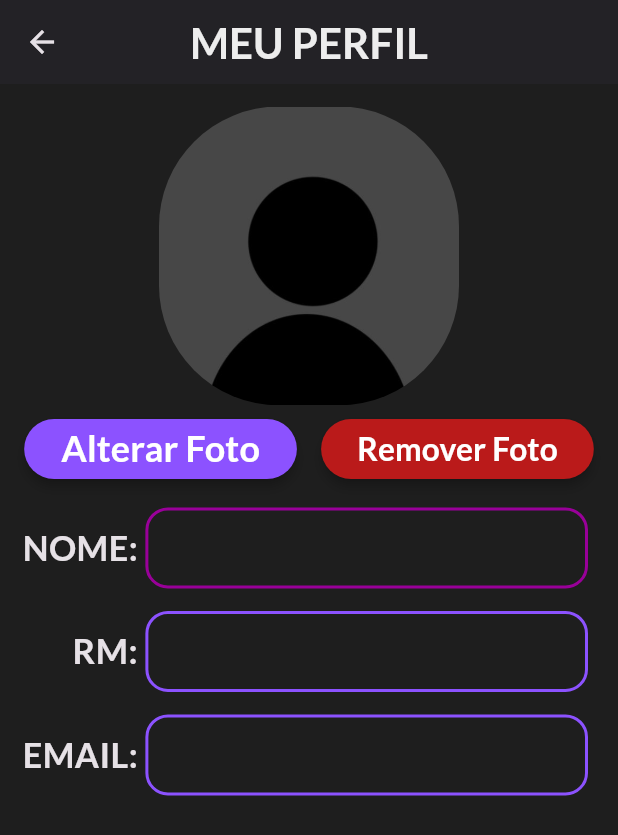
After one commit to andre-alves77/olimtec_tcc, a Flutter app: the PerfilPage screen opened directly, on a phone screen of 412 x 824 dp. The commit adds this screen. Shown: the top 835 px of the screen. Run offline on Flutter 3.47's test engine with Material 2 defaults, Android fonts, the phone set to English and light mode, and no system bars; our stand-ins replace carousel_slider.

Commit message:
Added Perfil Page

```diff
--- a/lib/app/app.dart
+++ b/lib/app/app.dart
@@ -4,6 +4,7 @@ import 'package:olimtec_tcc/app/pages/aovivo_page.dart';
 import 'package:olimtec_tcc/app/pages/equipe_page.dart';
 import 'package:olimtec_tcc/app/pages/landing_page/landing_page.dart';
 import 'pages/home_page.dart';
+import 'pages/perfil_page.dart';
 import 'theme/color_schemes.g.dart';
 
 class App extends StatelessWidget {
@@ -23,8 +24,8 @@ class App extends StatelessWidget {
         colorScheme: darkColorScheme,
         fontFamily: 'Lato',
       ),
-      themeMode: ThemeMode.system,
-      home: MainEquipe(),
+      themeMode: ThemeMode.dark,
+      home: HomePage(),
     );
   }
 }
--- /dev/null
+++ b/lib/app/pages/perfil_page.dart
@@ -0,0 +1,315 @@
+import 'dart:math';
+
+import 'package:flutter/material.dart';
+
+class PerfilPage extends StatefulWidget {
+  const PerfilPage({super.key});
+
+  @override
+  State<PerfilPage> createState() => _PerfilPageState();
+}
+
+class _PerfilPageState extends State<PerfilPage> {
+  @override
+  Widget build(BuildContext context) {
+    final sizeWidth = min(MediaQuery.of(context).size.width, 400).toDouble();
+
+    return Scaffold(
+      backgroundColor: Theme.of(context).colorScheme.background,
+      appBar: AppBar(
+        backgroundColor: Theme.of(context).colorScheme.primaryContainer,
+        title: Text(
+          "MEU PERFIL",
+          style: TextStyle(
+            fontFamily: 'Lato',
+            color: Theme.of(context).colorScheme.onPrimaryContainer,
+            fontSize: 28,
+            fontWeight: FontWeight.bold,
+          ),
+        ),
+        centerTitle: true,
+        elevation: 2,
+      ),
+      body: SafeArea(
+        top: true,
+        child: Padding(
+          padding: const EdgeInsetsDirectional.fromSTEB(0, 15, 0, 15),
+          child: Column(
+            mainAxisSize: MainAxisSize.max,
+            mainAxisAlignment: MainAxisAlignment.start,
+            children: [
+              Row(
+                mainAxisSize: MainAxisSize.max,
+                mainAxisAlignment: MainAxisAlignment.center,
+                children: [
+                  ClipRRect(
+                    borderRadius: BorderRadius.circular(80),
+                    child: Image.asset(
+                      'assets/images/LOGO_USUARIO.png',
+                      width: sizeWidth / 2,
+                      fit: BoxFit.cover,
+                    ),
+                  ),
+                ],
+              ),
+              Padding(
+                padding: EdgeInsetsDirectional.fromSTEB(0, 5, 0, 0),
+                child: Row(
+                  mainAxisSize: MainAxisSize.max,
+                  mainAxisAlignment: MainAxisAlignment.spaceEvenly,
+                  children: [
+                    SizedBox(
+                      width: sizeWidth / 2.2,
+                      child: ElevatedButton(
+                        style: ElevatedButton.styleFrom(
+                          elevation: 3,
+                          backgroundColor: Theme.of(context).colorScheme.primary,
+                        ),
+                        onPressed: () {},
+                        child: const FittedBox(
+                          child: Text(
+                            "Alterar Foto",
+                            style: TextStyle(
+                              fontFamily: 'Lato',
+                              color: Colors.white,
+                              fontSize: 24,
+                              fontWeight: FontWeight.bold,
+                            ),
+                          ),
+                        ),
+                      ),
+                    ),
+                    SizedBox(
+                      width: sizeWidth / 2.2,
+                      child: ElevatedButton(
+                        style: ElevatedButton.styleFrom(
+                          elevation: 3,
+                          backgroundColor: Theme.of(context).colorScheme.error,
+                        ),
+                        onPressed: () {},
+                        child: const FittedBox(
+                          child: Text(
+                            "Remover Foto",
+                            style: TextStyle(
+                              fontFamily: 'Lato',
+                              color: Colors.white,
+                              fontSize: 24,
+                              fontWeight: FontWeight.bold,
+                            ),
+                          ),
+                        ),
+                      ),
+                    ),
+                  ],
+                ),
+              ),
+              Column(
+                      mainAxisSize: MainAxisSize.max,
+                      children: [
+                        Padding(
+                          padding: const EdgeInsetsDirectional.fromSTEB(15, 15, 15, 0),
+                          child: Row(
+                            mainAxisSize: MainAxisSize.max,
+                            mainAxisAlignment: MainAxisAlignment.center,
+                            children: [
+                              Container(
+                                width: sizeWidth / 5.2,
+                                child: const FittedBox(
+                                  child: Text(
+                                    'NOME:',
+                                    style: TextStyle(
+                                      fontFamily: 'Lato',
+                                      fontSize:20,
+                                      fontWeight: FontWeight.bold,
+                                    ),
+                                  ),
+                                ),
+                              ),
+                              Expanded(
+                                child: Padding(
+                                  padding: EdgeInsetsDirectional.fromSTEB(5, 0, 5, 0),
+                                child: Container(
+                                  width: sizeWidth / 2,
+                                  child: TextFormField(
+                                    autofocus: true,
+                                    readOnly: true,
+                                    decoration: InputDecoration(
+                                      isDense: true,
+                                      labelStyle: TextStyle(
+                                        fontFamily: 'Lato',
+                                        color: Theme.of(context).colorScheme.onPrimaryContainer,
+                                        fontSize: 16,
+                                      ),
+                                      hintStyle: TextStyle(
+                                        fontFamily: 'Lato',
+                                        color: Theme.of(context).colorScheme.onPrimaryContainer,
+                                        fontSize: 16,
+                                      ),
+                                      enabledBorder: OutlineInputBorder(
+                                        borderSide: BorderSide(
+                                          color: Theme.of(context).colorScheme.primary,
+                                          width: 2,
+                                        ),
+                                        borderRadius: BorderRadius.circular(15),
+                                      ),
+                                      focusedBorder: OutlineInputBorder(
+                                        borderSide: BorderSide(
+                                          color: Theme.of(context).colorScheme.secondary,
+                                          width: 2,
+                                        ),
+                                        borderRadius: BorderRadius.circular(15),
+                                      ),
+                                      contentPadding: EdgeInsetsDirectional.fromSTEB(15, 15, 15, 15),
+                                    ),
+                                    style: TextStyle(
+                                      fontFamily: 'Lato',
+                                      fontSize: 16,
+                                    ),
+                                  ),
+                                ),
+                                ),
+                              ),
+                            ],
+                          ),
+                        ),
+                        Padding(
+                          padding: const EdgeInsetsDirectional.fromSTEB(15, 15, 15, 0),
+                          child: Row(
+                            mainAxisSize: MainAxisSize.max,
+                            mainAxisAlignment: MainAxisAlignment.center,
+                            children: [
+                              Container(
+                                width: sizeWidth / 5.2,
+                                child: const FittedBox(
+                                  child: Text(
+                                    '       RM:',
+                                    style: TextStyle(
+                                      fontFamily: 'Lato',
+                                      fontSize:20,
+                                      fontWeight: FontWeight.bold,
+                                    ),
+                                  ),
+                                ),
+                              ),
+                              Expanded(
+                                child: Padding(
+                                  padding: EdgeInsetsDirectional.fromSTEB(5, 0, 5, 0),
+                                child: Container(
+                                  width: sizeWidth / 2,
+                                  child: TextFormField(
+                                    autofocus: true,
+                                    readOnly: true,
+                                    decoration: InputDecoration(
+                                      isDense: true,
+                                      labelStyle: TextStyle(
+                                        fontFamily: 'Lato',
+                                        color: Theme.of(context).colorScheme.onPrimaryContainer,
+                                        fontSize: 16,
+                                      ),
+                                      hintStyle: TextStyle(
+                                        fontFamily: 'Lato',
+                                        color: Theme.of(context).colorScheme.onPrimaryContainer,
+                                        fontSize: 16,
+                                      ),
+                                      enabledBorder: OutlineInputBorder(
+                                        borderSide: BorderSide(
+                                          color: Theme.of(context).colorScheme.primary,
+                                          width: 2,
+                                        ),
+                                        borderRadius: BorderRadius.circular(15),
+                                      ),
+                                      focusedBorder: OutlineInputBorder(
+                                        borderSide: BorderSide(
+                                          color: Theme.of(context).colorScheme.secondary,
+                                          width: 2,
+                                        ),
+                                        borderRadius: BorderRadius.circular(15),
+                                      ),
+                                      contentPadding: EdgeInsetsDirectional.fromSTEB(15, 15, 15, 15),
+                                    ),
+                                    style: TextStyle(
+                                      fontFamily: 'Lato',
+                                      fontSize: 16,
+                                    ),
+                                  ),
+                                ),
+                                ),
+                              ),
+                            ],
+                          ),
+                        ),
+                        Padding(
+                          padding: const EdgeInsetsDirectional.fromSTEB(15, 15, 15, 0),
+                          child: Row(
+                            mainAxisSize: MainAxisSize.max,
+                            mainAxisAlignment: MainAxisAlignment.center,
+                            children: [
+                              Container(
+                                width: sizeWidth / 5.2,
+                                child: const FittedBox(
+                                  child: Text(
+                                    'EMAIL:',
+                                    style: TextStyle(
+                                      fontFamily: 'Lato',
+                                      fontSize:20,
+                                      fontWeight: FontWeight.bold,
+                                    ),
+                                  ),
+                                ),
+                              ),
+                              Expanded(
+                                child: Padding(
+                                  padding: EdgeInsetsDirectional.fromSTEB(5, 0, 5, 0),
+                                child: Container(
+                                  width: sizeWidth / 2,
+                                  child: TextFormField(
+                                    autofocus: true,
+                                    readOnly: true,
+                                    decoration: InputDecoration(
+                                      isDense: true,
+                                      labelStyle: TextStyle(
+                                        fontFamily: 'Lato',
+                                        color: Theme.of(context).colorScheme.onPrimaryContainer,
+                                        fontSize: 16,
+                                      ),
+                                      hintStyle: TextStyle(
+                                        fontFamily: 'Lato',
+                                        color: Theme.of(context).colorScheme.onPrimaryContainer,
+                                        fontSize: 16,
+                                      ),
+                                      enabledBorder: OutlineInputBorder(
+                                        borderSide: BorderSide(
+                                          color: Theme.of(context).colorScheme.primary,
+                                          width: 2,
+                                        ),
+                                        borderRadius: BorderRadius.circular(15),
+                                      ),
+                                      focusedBorder: OutlineInputBorder(
+                                        borderSide: BorderSide(
+                                          color: Theme.of(context).colorScheme.secondary,
+                                          width: 2,
+                                        ),
+                                        borderRadius: BorderRadius.circular(15),
+                                      ),
+                                      contentPadding: EdgeInsetsDirectional.fromSTEB(15, 15, 15, 15),
+                                    ),
+                                    style: TextStyle(
+                                      fontFamily: 'Lato',
+                                      fontSize: 16,
+                                    ),
+                                  ),
+                                ),
+                                ),
+                              ),
+                            ],
+                          ),
+                        ),
+                      ],
+                    )
+            ],
+          ),
+        ),
+      ),
+    );
+  }
+}
```
